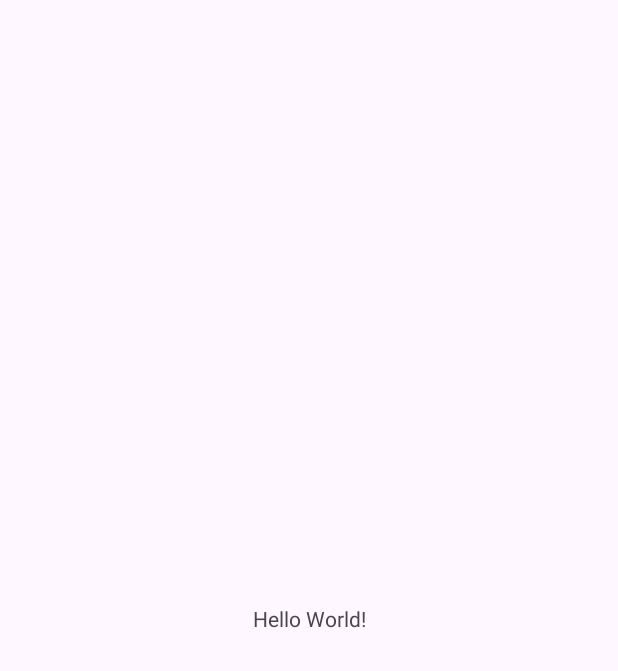
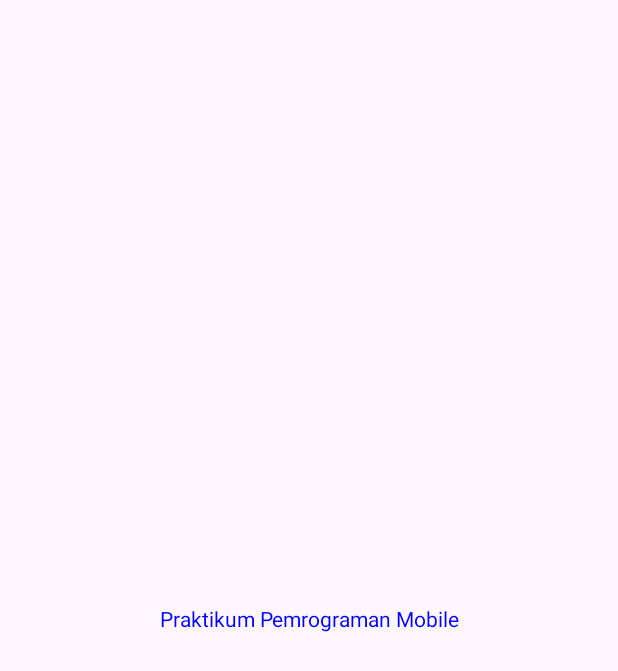
Before and after one commit to Yeyenyulastri/YeyenYulastri, an Android app: the screen it shows after launch (MainActivity), on a phone screen of 412 x 824 dp. Before the commit the part shown is almost empty. Shown: the top 671 px of the screen. Run offline under Robolectric (Android 15) with nearby library versions, the phone set to English and light mode, and no system bars.

Commit message:
merubah pesan menjadi praktikum pemrograman mobile

```diff
--- a/app/src/main/res/layout/activity_main.xml
+++ b/app/src/main/res/layout/activity_main.xml
@@ -10,7 +10,8 @@
     <TextView
         android:layout_width="wrap_content"
         android:layout_height="wrap_content"
-        android:text="Hello World!"
+        android:text="Praktikum Pemrograman Mobile"
+        android:textColor="#0000FF"
         app:layout_constraintBottom_toBottomOf="parent"
         app:layout_constraintEnd_toEndOf="parent"
         app:layout_constraintStart_toStartOf="parent"
```
